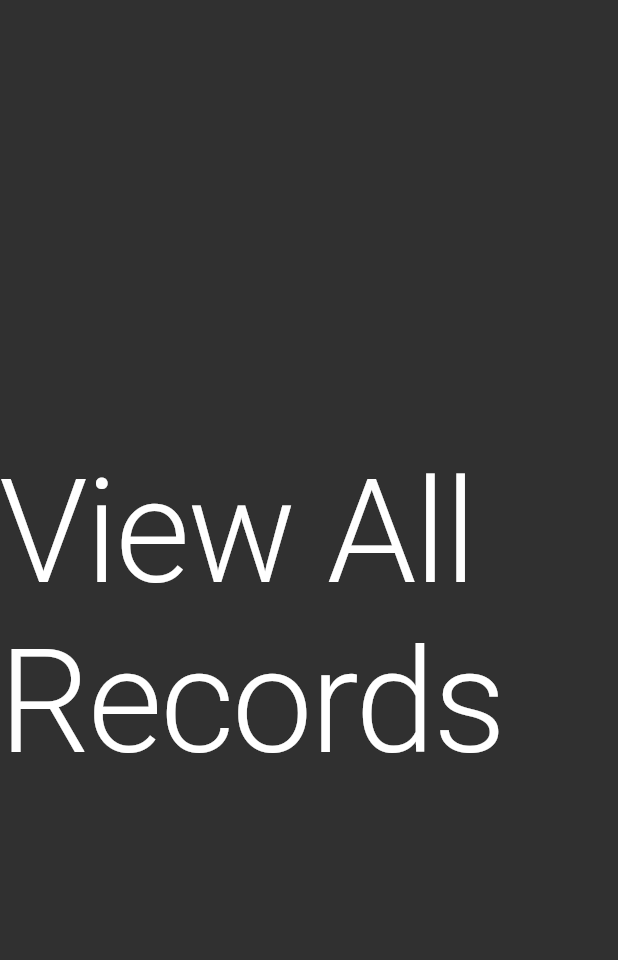
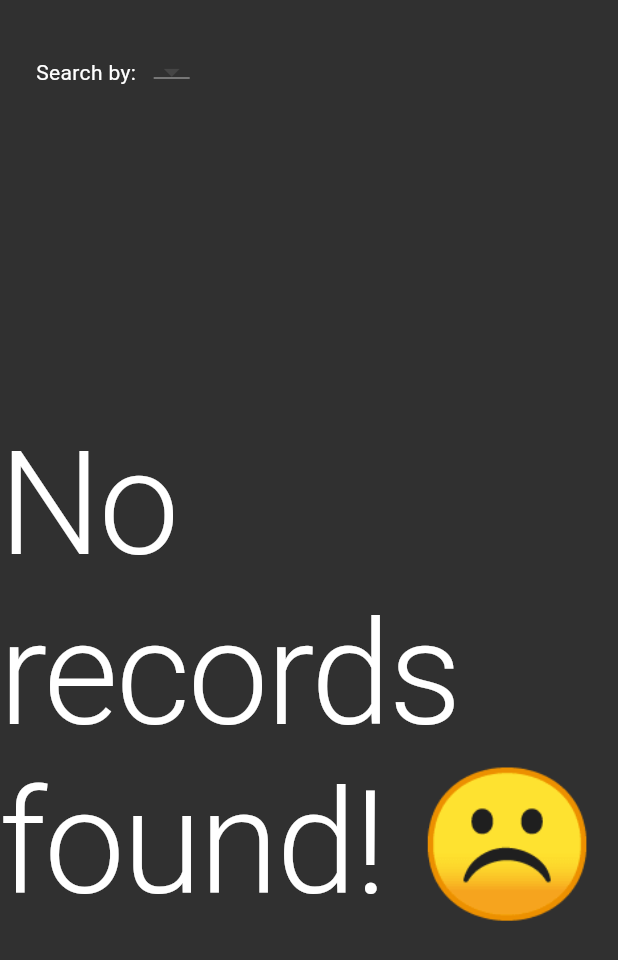
Before and after one commit to Shathin/project-ishi, a Flutter app: the ViewAllRecordsPage screen opened directly, on a phone screen of 412 x 824 dp. Shown: the top 960 px of the screen. Run offline on Flutter 3.47's test engine with Material 2 defaults, Android fonts, the phone set to English and light mode, and no system bars; our stand-ins replace bloc, fl_chart, flutter_bloc, font_awesome_flutter, sembast, shared_preferences; accounts and stored records are empty; statements that could not run were skipped.

Commit message:
📱 added UI to view and search records by user defined fields

```diff
--- /dev/null
+++ b/lib/view_all_records/bloc/records_event.dart
@@ -0,0 +1,45 @@
+part of 'records_bloc.dart';
+
+abstract class RecordsEvent {}
+
+/// Represents the event of loading the all the record objects from the database
+class LoadAllRecordsEvent extends RecordsEvent {
+  final bool sortByDateOfProcedure;
+
+  LoadAllRecordsEvent({this.sortByDateOfProcedure = false});
+}
+
+/// Represents the event of loading the records by custom fields from the database
+class LoadRecordsByKeyValue extends RecordsEvent {
+  final TemplateFieldType fieldType;
+  final String fieldKey;
+  final dynamic fieldValue;
+  final bool sortByDateOfProcedure;
+
+  LoadRecordsByKeyValue({
+    required this.fieldType,
+    required this.fieldKey,
+    required this.fieldValue,
+    this.sortByDateOfProcedure = false,
+  });
+}
+
+/// Represents the event of loading the records between a date range by date of procedure field from the database
+class LoadRecordsBetweenDateRange extends RecordsEvent {
+  final DateTime start;
+  final DateTime end;
+  final bool sortByDateOfProcedure;
+
+  LoadRecordsBetweenDateRange({
+    required this.start,
+    required this.end,
+    this.sortByDateOfProcedure = false,
+  });
+}
+
+/// Represents the event of successful loading of the record objects from the database
+class RecordsLoadedEvent extends RecordsEvent {
+  List<Record>? records;
+
+  RecordsLoadedEvent({required this.records});
+}
--- /dev/null
+++ b/lib/view_all_records/bloc/records_state.dart
@@ -0,0 +1,13 @@
+part of 'records_bloc.dart';
+
+abstract class RecordsState {}
+
+/// Represents the state of loading the record objects from the database
+class LoadingRecordsState extends RecordsState {}
+
+/// Represents the state of successful completiong of loading the record objects from the database
+class RecordsLoadedState extends RecordsState {
+  List<Record>? records;
+
+  RecordsLoadedState({required this.records});
+}
--- /dev/null
+++ b/lib/view_all_records/views/search_bar.dart
@@ -0,0 +1,298 @@
+import 'package:database_repo/template_repo.dart';
+import 'package:flutter/material.dart';
+import 'package:flutter/services.dart';
+import 'package:flutter_bloc/flutter_bloc.dart';
+import 'package:font_awesome_flutter/font_awesome_flutter.dart';
+import 'package:project_ishi/view_all_records/bloc/records_bloc.dart';
+
+class SearchBar extends StatefulWidget {
+  @override
+  _SearchBarState createState() => _SearchBarState();
+}
+
+class _SearchBarState extends State<SearchBar> {
+  Template? template;
+
+  final TextEditingController stringSearchController = TextEditingController();
+  final TextEditingController startController = TextEditingController();
+  final TextEditingController endController = TextEditingController();
+
+  final FocusNode stringSearchFocusNode = FocusNode();
+
+  DateTime? start, end;
+
+  TemplateField? searchField;
+
+  @override
+  void initState() {
+    context.read<TemplateRepo>().readTemplate().then((value) {
+      setState(() {
+        template = value;
+        searchField = template?.procedureDetails[0];
+      });
+    });
+    super.initState();
+  }
+
+  Widget _buildSearchTypeDropdown() {
+    return DropdownButton<TemplateField>(
+      items: [
+        ...template?.patientDetails ?? <TemplateField>[],
+        ...template?.procedureDetails ?? <TemplateField>[],
+      ]
+          .map<DropdownMenuItem<TemplateField>>(
+            (TemplateField field) => DropdownMenuItem<TemplateField>(
+              child: Row(
+                mainAxisAlignment: MainAxisAlignment.spaceBetween,
+                children: [
+                  Text(
+                    field.fieldName,
+                  ),
+                  SizedBox(width: 8.0),
+                  Text(
+                    '(${field.type.enumToString()})',
+                    style: TextStyle(
+                      fontSize: 10.0,
+                      fontStyle: FontStyle.italic,
+                      color: Colors.grey,
+                    ),
+                  )
+                ],
+              ),
+              value: field,
+            ),
+          )
+          .toList(),
+      value: searchField,
+      onChanged: (field) {
+        setState(() {
+          searchField = field ?? searchField;
+          stringSearchController.clear();
+          context.read<RecordsBloc>().add(LoadAllRecordsEvent());
+        });
+      },
+    );
+  }
+
+  Widget _buildStringSearch({
+    bool isNumberOnly = false,
+    required TemplateField? searchField,
+  }) {
+    if (searchField == null) return Container();
+    return TextField(
+      controller: stringSearchController,
+      inputFormatters: isNumberOnly
+          ? <TextInputFormatter>[
+              FilteringTextInputFormatter.allow(
+                RegExp(r'[0-9]'),
+                replacementString: '0',
+              ),
+            ]
+          : [],
+      autofocus: true,
+      focusNode: stringSearchFocusNode,
+      onChanged: (searchString) {
+        searchString.isEmpty
+            ? context.read<RecordsBloc>().add(
+                  LoadAllRecordsEvent(
+                    sortByDateOfProcedure: true,
+                  ),
+                )
+            : context.read<RecordsBloc>().add(
+                  LoadRecordsByKeyValue(
+                    fieldKey: searchField.fieldKey,
+                    fieldType: searchField.type,
+                    fieldValue: stringSearchController.text,
+                    sortByDateOfProcedure: true,
+                  ),
+                );
+      },
+      keyboardType: isNumberOnly ? TextInputType.number : null,
+      decoration: InputDecoration(
+        icon: FaIcon(FontAwesomeIcons.search),
+        labelText: 'Search records by ${searchField.fieldName}',
+        border: OutlineInputBorder(
+          borderRadius: BorderRadius.circular(10.0),
+          borderSide: BorderSide.none,
+        ),
+        contentPadding: EdgeInsets.symmetric(
+          vertical: 16.0,
+          horizontal: 16.0,
+        ),
+        filled: true,
+      ),
+    );
+  }
+
+  Widget _buildDateSearch({bool onlyStartDate = false}) {
+    final double textFieldWidth = 180.0;
+    final InputDecoration textFieldDecoration = InputDecoration(
+      border: OutlineInputBorder(
+        borderRadius: BorderRadius.circular(10.0),
+        borderSide: BorderSide.none,
+      ),
+      contentPadding: EdgeInsets.symmetric(
+        vertical: 16.0,
+        horizontal: 16.0,
+      ),
+      filled: true,
+    );
+
+    if (start != null)
+      startController.text = "${start?.day}/${start?.month}/${start?.year}";
+
+    if (end != null)
+      endController.text = "${end?.day}/${end?.month}/${end?.year}";
+
+    if (searchField == null) return Container();
+    return Container(
+      child: Row(
+        mainAxisSize: MainAxisSize.min,
+        children: [
+          Text('Choose Start Date: '),
+          SizedBox(width: 16.0),
+          InkWell(
+            onTap: () {
+              showDatePicker(
+                context: context,
+                initialDate: DateTime.now(),
+                firstDate: DateTime(1997),
+                lastDate: DateTime(2100),
+              ).then((date) {
+                setState(() {
+                  start = date;
+
+                  if (onlyStartDate) {
+                    context.read<RecordsBloc>().add(
+                          LoadRecordsByKeyValue(
+                            fieldKey: searchField?.fieldKey ?? '',
+                            fieldType: searchField?.type ??
+                                TemplateFieldType.Timestamp,
+                            fieldValue: start,
+                            sortByDateOfProcedure: true,
+                          ),
+                        );
+                  } else {
+                    if (start != null &&
+                        end != null &&
+                        searchField?.fieldKey == "dateOfProcedure") {
+                      context
+                          .read<RecordsBloc>()
+                          .add(LoadRecordsBetweenDateRange(
+                            start: start ?? DateTime.now(),
+                            end: end ?? DateTime.now(),
+                            sortByDateOfProcedure: true,
+                          ));
+                    }
+                  }
+                });
+              });
+            },
+            child: Container(
+              width: textFieldWidth,
+              child: TextField(
+                controller: startController,
+                enabled: false,
+                decoration: textFieldDecoration,
+              ),
+            ),
+          ),
+          SizedBox(width: 36.0),
+          Text('Choose End Date: '),
+          SizedBox(width: 16.0),
+          InkWell(
+            onTap: () {
+              showDatePicker(
+                context: context,
+                initialDate: DateTime.now(),
+                firstDate: DateTime(1997),
+                lastDate: DateTime(2100),
+              ).then((date) {
+                setState(() {
+                  end = date;
+
+                  if (start != null &&
+                      end != null &&
+                      searchField?.fieldKey == "dateOfProcedure") {
+                    context.read<RecordsBloc>().add(LoadRecordsBetweenDateRange(
+                          start: start ?? DateTime.now(),
+                          end: end ?? DateTime.now(),
+                          sortByDateOfProcedure: true,
+                        ));
+                  }
+                });
+              });
+            },
+            child: Container(
+              width: textFieldWidth,
+              child: TextField(
+                controller: endController,
+                enabled: false,
+                decoration: textFieldDecoration,
+              ),
+            ),
+          ),
+        ],
+      ),
+    );
+  }
+
+  @override
+  Widget build(BuildContext context) {
+    Widget searchBox;
+    switch (searchField?.type) {
+      case TemplateFieldType.String:
+      case TemplateFieldType.LargeText:
+      case TemplateFieldType.Choice:
+        searchBox = _buildStringSearch(
+          searchField: this.searchField,
+        );
+        break;
+      case TemplateFieldType.Number:
+      case TemplateFieldType.Money:
+        searchBox = _buildStringSearch(
+          searchField: this.searchField,
+          isNumberOnly: true,
+        );
+        break;
+      case TemplateFieldType.Timestamp:
+        if (searchField?.fieldKey == "dateOfProcedure")
+          searchBox = _buildDateSearch();
+        else
+          searchBox = _buildDateSearch(onlyStartDate: true);
+        break;
+      case TemplateFieldType.Array:
+      case TemplateFieldType.Media:
+        searchBox = Container(
+          child: Text(
+            "We're sorry! ☹ Searching for this field has not been implemented yet!",
+          ),
+        );
+        break;
+      default:
+        searchBox = Container();
+    }
+
+    return template == null
+        ? Container()
+        : Container(
+            width: double.infinity,
+            margin: EdgeInsets.only(
+              top: 36.0,
+              bottom: 16,
+              left: 24.0,
+              right: 24.0,
+            ),
+            alignment: Alignment.center,
+            child: Row(
+              children: <Widget>[
+                Text('Search by: '),
+                SizedBox(width: 8.0),
+                _buildSearchTypeDropdown(),
+                SizedBox(width: 32.0),
+                Expanded(child: searchBox),
+              ],
+            ),
+          );
+  }
+}
--- a/lib/view_all_records/views/view_all_records_page.dart
+++ b/lib/view_all_records/views/view_all_records_page.dart
@@ -1,18 +1,74 @@
+import 'package:database_repo/records_repo.dart';
+import 'package:database_repo/template_repo.dart';
 import 'package:flutter/material.dart';
+import 'package:flutter_bloc/flutter_bloc.dart';
+import 'package:project_ishi/view_all_records/views/search_bar.dart';
+import 'package:project_ishi/view_all_records/bloc/records_bloc.dart';
+import 'package:project_ishi/view_all_records/views/record_card.dart';
 
 class ViewAllRecordsPage extends StatelessWidget {
   static Route route() =>
       MaterialPageRoute<void>(builder: (_) => ViewAllRecordsPage());
 
+  bool sortByDateOfProcedure = true;
+
   @override
   Widget build(BuildContext context) {
-    return Scaffold(
-      body: Container(
-        child: Center(
-          child: Text(
-            'View All Records',
-            style: Theme.of(context).textTheme.headline1,
+    print(MediaQuery.of(context).size.width);
+    return BlocProvider(
+      create: (_) => RecordsBloc(
+        recordsRepo: context.read<RecordsRepo>(),
+        templateRepo: context.read<TemplateRepo>(),
+      )..add(
+          LoadAllRecordsEvent(
+            sortByDateOfProcedure: sortByDateOfProcedure,
           ),
+        ),
+      child: Scaffold(
+        body: BlocBuilder<RecordsBloc, RecordsState>(
+          builder: (context, state) {
+            return Container(
+              height: double.infinity,
+              width: double.infinity,
+              child: Column(
+                mainAxisAlignment: MainAxisAlignment.spaceBetween,
+                children: [
+                  // ! Search bar and Sort By Date checkbox
+                  SearchBar(),
+                  Expanded(
+                    child: state is LoadingRecordsState
+                        ? Center(child: CircularProgressIndicator())
+                        : (state as RecordsLoadedState).records == null
+                            ? Center(
+                                child: Text(
+                                  'No records found! ☹',
+                                  style: Theme.of(context).textTheme.headline1,
+                                ),
+                              )
+                            : GridView.builder(
+                                gridDelegate:
+                                    SliverGridDelegateWithFixedCrossAxisCount(
+                                  crossAxisCount: 2,
+                                  // childAspectRatio: 3,
+                                  mainAxisExtent: 170.0,
+                                ),
+                                physics: BouncingScrollPhysics(),
+                                itemCount: state.records == null
+                                    ? 0
+                                    : state.records?.length,
+                                itemBuilder: (context, index) {
+                                  Record? record = state.records?[index];
+                                  if (record == null)
+                                    return Container();
+                                  else
+                                    return RecordCard(record: record);
+                                },
+                              ),
+                  )
+                ],
+              ),
+            );
+          },
         ),
       ),
     );
```
Also changed, not shown: lib/view_all_records/bloc/records_bloc.dart (added, +68 -0 lines), lib/view_all_records/views/record_card.dart (added, +139 -0 lines).
